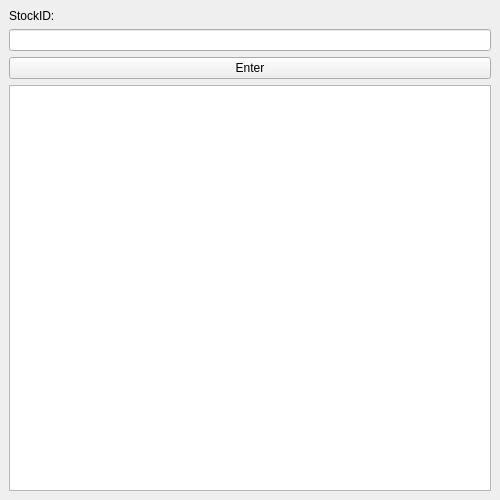
Old version of the form ui/CSVwindow.ui in the repository GabrielBarnard/CRUD-for-Financial-Data.
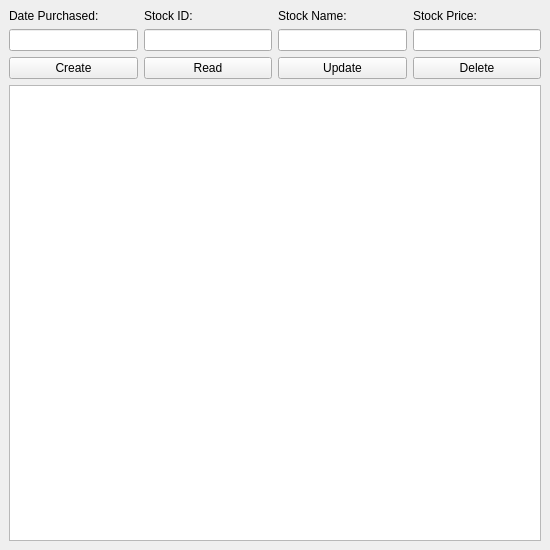
New version of the form.

Commit message: Feat: Added read functionality for CSVs. Works in Qt GUI

The edit to the form file:
```diff
--- a/ui/CSVwindow.ui
+++ b/ui/CSVwindow.ui
@@ -6,8 +6,8 @@
    <rect>
     <x>0</x>
     <y>0</y>
-    <width>500</width>
-    <height>500</height>
+    <width>550</width>
+    <height>550</height>
    </rect>
   </property>
   <property name="windowTitle">
@@ -18,30 +18,85 @@
     <item row="3" column="0">
      <widget class="QListView" name="listView"/>
     </item>
-    <item row="1" column="0">
-     <widget class="QLineEdit" name="lineEdit">
-      <property name="text">
-       <string/>
-      </property>
-     </widget>
-    </item>
     <item row="2" column="0">
      <layout class="QHBoxLayout" name="horizontalLayout">
       <item>
        <widget class="QPushButton" name="pushButton">
         <property name="text">
-         <string>Enter</string>
+         <string>Create</string>
+        </property>
+       </widget>
+      </item>
+      <item>
+       <widget class="QPushButton" name="pushButton_2">
+        <property name="text">
+         <string>Read</string>
+        </property>
+       </widget>
+      </item>
+      <item>
+       <widget class="QPushButton" name="pushButton_3">
+        <property name="text">
+         <string>Update</string>
+        </property>
+       </widget>
+      </item>
+      <item>
+       <widget class="QPushButton" name="pushButton_4">
+        <property name="text">
+         <string>Delete</string>
         </property>
        </widget>
       </item>
      </layout>
     </item>
     <item row="0" column="0">
-     <widget class="QLabel" name="label">
-      <property name="text">
-       <string>StockID:</string>
-      </property>
-     </widget>
+     <layout class="QHBoxLayout" name="horizontalLayout_2">
+      <item>
+       <widget class="QLabel" name="label">
+        <property name="text">
+         <string>Date Purchased:</string>
+        </property>
+       </widget>
+      </item>
+      <item>
+       <widget class="QLabel" name="label_2">
+        <property name="text">
+         <string>Stock ID:</string>
+        </property>
+       </widget>
+      </item>
+      <item>
+       <widget class="QLabel" name="label_3">
+        <property name="text">
+         <string>Stock Name:</string>
+        </property>
+       </widget>
+      </item>
+      <item>
+       <widget class="QLabel" name="label_4">
+        <property name="text">
+         <string>Stock Price:</string>
+        </property>
+       </widget>
+      </item>
+     </layout>
+    </item>
+    <item row="1" column="0">
+     <layout class="QHBoxLayout" name="horizontalLayout_3">
+      <item>
+       <widget class="QLineEdit" name="lineEdit"/>
+      </item>
+      <item>
+       <widget class="QLineEdit" name="lineEdit_2"/>
+      </item>
+      <item>
+       <widget class="QLineEdit" name="lineEdit_3"/>
+      </item>
+      <item>
+       <widget class="QLineEdit" name="lineEdit_4"/>
+      </item>
+     </layout>
     </item>
    </layout>
   </widget>
```
The commit also changes 4 other files.
